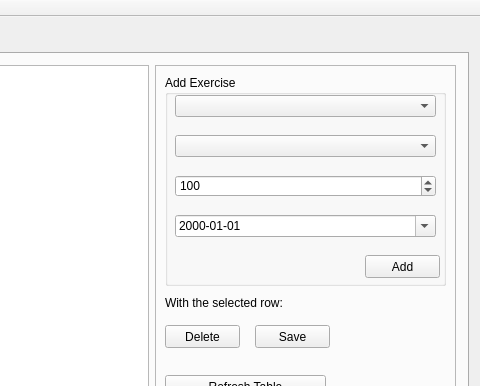
Above: src/harrix_swiss_knife/fitness_window.ui from Harrix/harrix-swiss-knife before the change; both pictures show x 711 to 1191 and y 0 to 386 of the 1191 by 926 pixel window. Below: the same form after it.
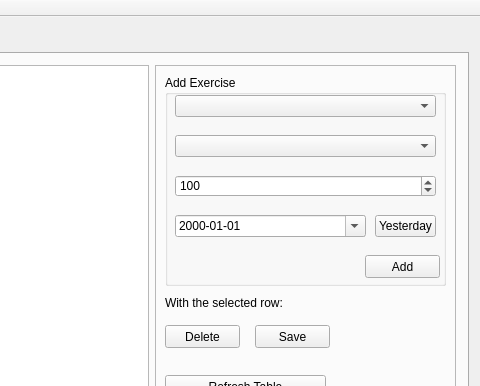
That is the form after the change.

Commit message: ➕ Add Yesterday button for quick date selection in dateEdit

```diff
--- a/src/harrix_swiss_knife/fitness_window.ui
+++ b/src/harrix_swiss_knife/fitness_window.ui
@@ -108,7 +108,7 @@
                           <rect>
                             <x>10</x>
                             <y>140</y>
-                            <width>261</width>
+                            <width>191</width>
                             <height>22</height>
                           </rect>
                         </property>
@@ -119,6 +119,19 @@
                           <bool>true</bool>
                         </property>
                       </widget>
+                      <widget class="QPushButton" name="pushButton_yesterday">
+                        <property name="geometry">
+                          <rect>
+                            <x>210</x>
+                            <y>140</y>
+                            <width>61</width>
+                            <height>22</height>
+                          </rect>
+                        </property>
+                        <property name="text">
+                          <string>Yesterday</string>
+                        </property>
+                      </widget>
                     </widget>
                     <widget class="QPushButton" name="pushButton_delete">
                       <property name="geometry">
```
The commit also changes 4 other files.
